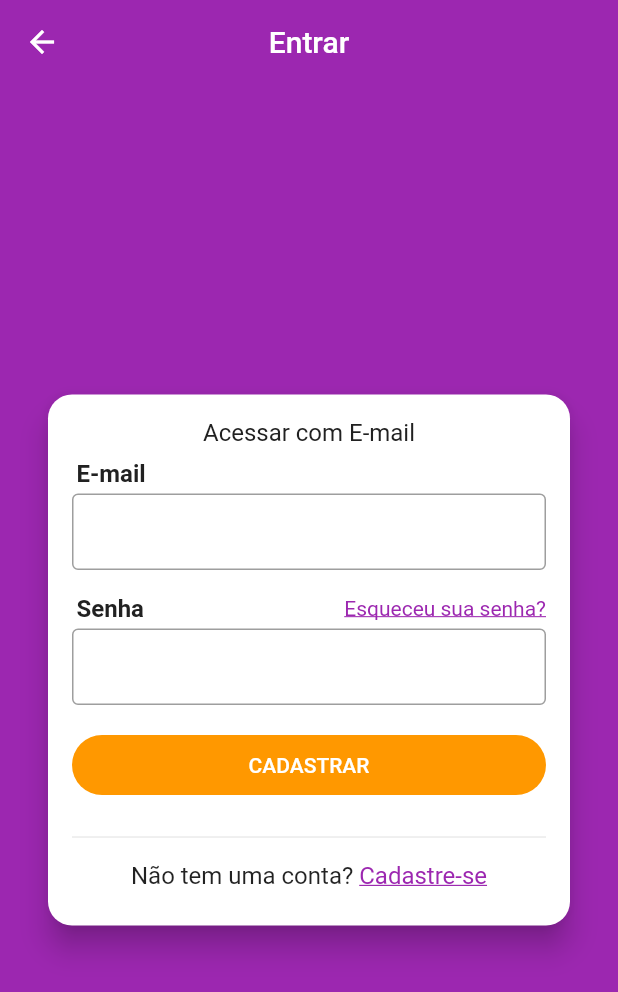
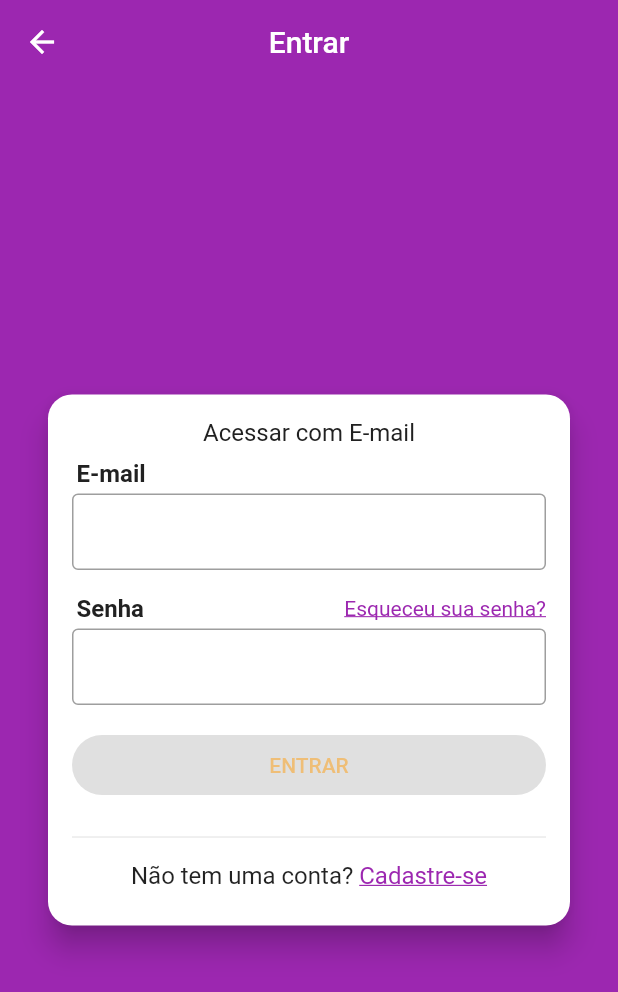
Before and after one commit to muthmedeiros/olx_clone, a Flutter app: the screen it shows after launch, in the side drawer, after a tap on "Acesse sua conta agora!", on a phone screen of 412 x 824 dp. Shown: the top 992 px of the screen. Run offline on Flutter 3.47's test engine with Material 2 defaults, Android fonts, the phone set to English and light mode, and no system bars; our stand-ins replace brasil_fields, flutter_mobx, get_it, mobx, parse_server_sdk_flutter; generated files the repository leaves out were written again.

Commit message:
finishing register and implementing login

```diff
--- a/lib/components/buttons/custom_elevated_button.dart
+++ b/lib/components/buttons/custom_elevated_button.dart
@@ -3,12 +3,14 @@ import 'package:flutter/material.dart';
 class CustomElevatedButton extends StatelessWidget {
   const CustomElevatedButton({
     Key? key,
-    required this.buttonChild,
+    required this.title,
     required this.onPressed,
+    required this.isLoading,
   }) : super(key: key);
 
-  final Widget buttonChild;
+  final String title;
   final VoidCallback? onPressed;
+  final bool isLoading;
 
   @override
   Widget build(BuildContext context) {
@@ -17,7 +19,14 @@ class CustomElevatedButton extends StatelessWidget {
       margin: const EdgeInsets.symmetric(vertical: 20),
       child: ElevatedButton(
         onPressed: onPressed,
-        child: buttonChild,
+        child: isLoading
+            ? const Padding(
+                padding: EdgeInsets.all(6.0),
+                child: CircularProgressIndicator(
+                  valueColor: AlwaysStoppedAnimation(Colors.white),
+                ),
+              )
+            : Text(title),
       ),
     );
   }
--- a/lib/components/custom_drawer/custom_drawer_header.dart
+++ b/lib/components/custom_drawer/custom_drawer_header.dart
@@ -12,7 +12,7 @@ class CustomDrawerHeader extends StatelessWidget {
         Navigator.of(context).pop();
         Navigator.of(context).push(
           MaterialPageRoute(
-            builder: (_) => const LoginScreen(),
+            builder: (_) => LoginScreen(),
           ),
         );
       },
--- /dev/null
+++ b/lib/components/error_box.dart
@@ -0,0 +1,43 @@
+import 'package:flutter/material.dart';
+
+class ErrorBox extends StatelessWidget {
+  const ErrorBox({
+    Key? key,
+    required this.message,
+  }) : super(key: key);
+
+  final String? message;
+
+  @override
+  Widget build(BuildContext context) {
+    if (message == null) {
+      return const SizedBox();
+    }
+    return Padding(
+      padding: const EdgeInsets.symmetric(vertical: 8.0),
+      child: Container(
+        color: Colors.red,
+        padding: const EdgeInsets.all(8.0),
+        child: Row(
+          children: [
+            const Icon(
+              Icons.error_outline,
+              color: Colors.white,
+              size: 40,
+            ),
+            const SizedBox(width: 16),
+            Expanded(
+              child: Text(
+                'Oops! $message. Por favor, tente novamente!',
+                style: const TextStyle(
+                  color: Colors.white,
+                  fontSize: 14,
+                ),
+              ),
+            ),
+          ],
+        ),
+      ),
+    );
+  }
+}
--- /dev/null
+++ b/lib/repositories/table_keys.dart
@@ -0,0 +1,6 @@
+const keyUserID = 'objectId';
+const keyUserName = 'name';
+const keyUserEmail = 'email';
+const keyUserPhone = 'phone';
+const keyUserType = 'type';
+const keyUserCreateAt = 'createdAt';
--- a/lib/screens/login/login_screen.dart
+++ b/lib/screens/login/login_screen.dart
@@ -1,10 +1,15 @@
 import 'package:flutter/material.dart';
+import 'package:flutter_mobx/flutter_mobx.dart';
+import 'package:olx_clone/stores/login_store.dart';
 
 import '../../components/buttons/custom_elevated_button.dart';
+import '../../components/error_box.dart';
 import '../signup/signup_screen.dart';
 
 class LoginScreen extends StatelessWidget {
-  const LoginScreen({Key? key}) : super(key: key);
+  LoginScreen({Key? key}) : super(key: key);
+
+  final LoginStore loginStore = LoginStore();
 
   @override
   Widget build(BuildContext context) {
@@ -28,6 +33,11 @@ class LoginScreen extends StatelessWidget {
                 crossAxisAlignment: CrossAxisAlignment.stretch,
                 mainAxisSize: MainAxisSize.min,
                 children: [
+                  Observer(
+                    builder: (_) {
+                      return ErrorBox(message: loginStore.error);
+                    },
+                  ),
                   Text(
                     'Acessar com E-mail',
                     textAlign: TextAlign.center,
@@ -51,12 +61,19 @@ class LoginScreen extends StatelessWidget {
                       ),
                     ),
                   ),
-                  const TextField(
+                  Observer(
+                    builder: (_) {
+                      return TextField(
+                        enabled: !loginStore.isLoading,
                         decoration: InputDecoration(
-                      border: OutlineInputBorder(),
+                          border: const OutlineInputBorder(),
                           isDense: true,
+                          errorText: loginStore.emailError,
                         ),
                         keyboardType: TextInputType.emailAddress,
+                        onChanged: loginStore.setEmail,
+                      );
+                    },
                   ),
                   const SizedBox(height: 16),
                   Padding(
@@ -85,16 +102,28 @@ class LoginScreen extends StatelessWidget {
                       ],
                     ),
                   ),
-                  const TextField(
+                  Observer(
+                    builder: (_) {
+                      return TextField(
+                        enabled: !loginStore.isLoading,
                         decoration: InputDecoration(
-                      border: OutlineInputBorder(),
+                          border: const OutlineInputBorder(),
                           isDense: true,
+                          errorText: loginStore.passwordError,
                         ),
                         obscureText: true,
+                        onChanged: loginStore.setPassword,
+                      );
+                    },
                   ),
-                  CustomElevatedButton(
-                    buttonChild: const Text('CADASTRAR'),
-                    onPressed: () {},
+                  Observer(
+                    builder: (_) {
+                      return CustomElevatedButton(
+                        title: 'ENTRAR',
+                        isLoading: loginStore.isLoading,
+                        onPressed: loginStore.loginPressed,
+                      );
+                    },
                   ),
                   const Divider(),
                   Padding(
```
Also changed, not shown: lib/models/user.dart (added, +21 -0 lines), lib/repositories/parse_errors.dart (added, +55 -0 lines), lib/repositories/user_repository.dart (added, +44 -0 lines), lib/screens/signup/signup_screen.dart (+8 -9 lines), lib/stores/login_store.dart (added, +60 -0 lines), lib/stores/signup_store.dart (+18 -2 lines), lib/stores/login_store.g.dart (added), lib/stores/signup_store.g.dart. Lines whose indentation alone changed are shown as unchanged.
